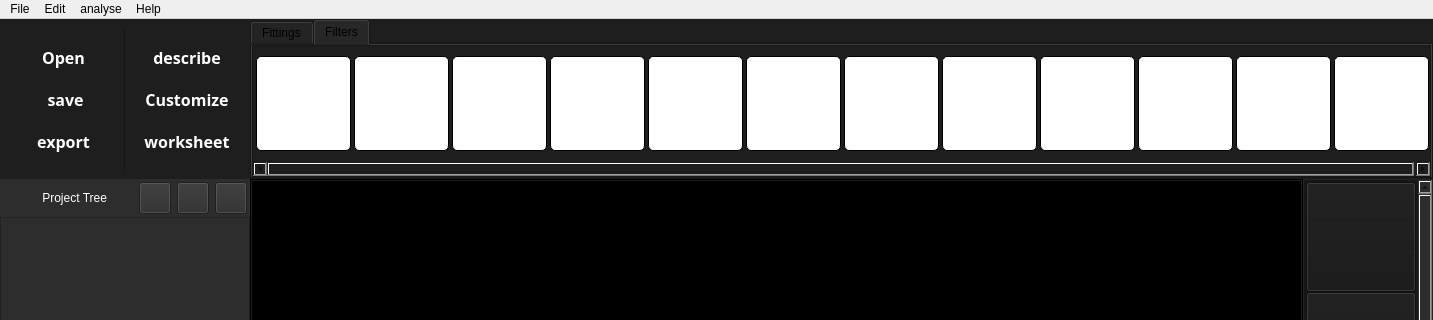
Above: form.ui from Meliani-Mehdi/Graphite_QT before the change; both pictures show x 0 to 1433 and y 0 to 320 of the 1433 by 724 pixel window. Below: the same form after it.
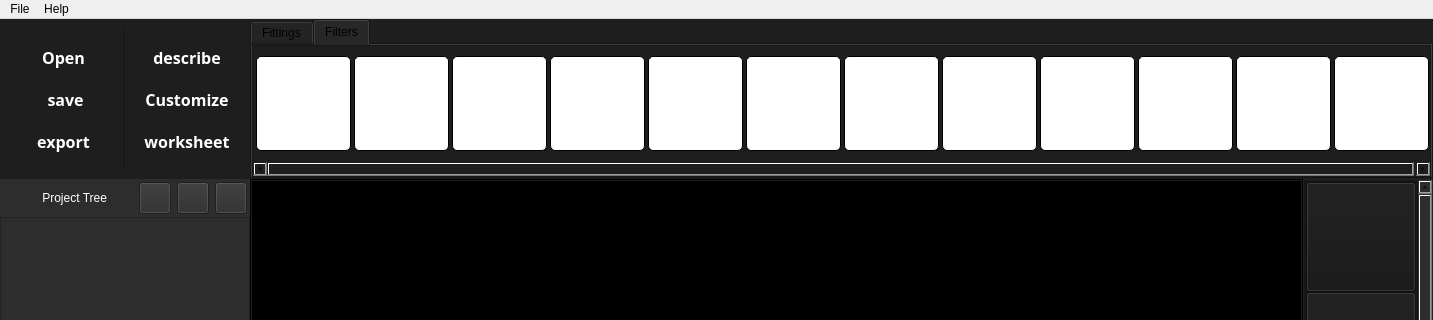
That is the form after the change. Icons and pictures are not drawn.

```diff
--- a/form.ui
+++ b/form.ui
@@ -2863,37 +2863,13 @@
     <addaction name="separator"/>
     <addaction name="exit_app"/>
    </widget>
-   <widget class="QMenu" name="menuEdit">
-    <property name="title">
-     <string>Edit</string>
-    </property>
-    <addaction name="actionpref"/>
-    <addaction name="settings"/>
-   </widget>
    <widget class="QMenu" name="menuHelp">
     <property name="title">
      <string>Help</string>
     </property>
     <addaction name="about"/>
    </widget>
-   <widget class="QMenu" name="menuMode">
-    <property name="title">
-     <string>analyse</string>
-    </property>
-    <widget class="QMenu" name="menuBiology">
-     <property name="title">
-      <string>plotting analyse</string>
-     </property>
-     <addaction name="BchimieMode"/>
-     <addaction name="actionfilters"/>
-    </widget>
-    <addaction name="MathMode"/>
-    <addaction name="menuBiology"/>
-    <addaction name="actiondata_manipulation"/>
-   </widget>
    <addaction name="menuFile"/>
-   <addaction name="menuEdit"/>
-   <addaction name="menuMode"/>
    <addaction name="menuHelp"/>
   </widget>
   <action name="open_file">
```
Left out of the diff: 3 changed lines with no effect on the pictures.
